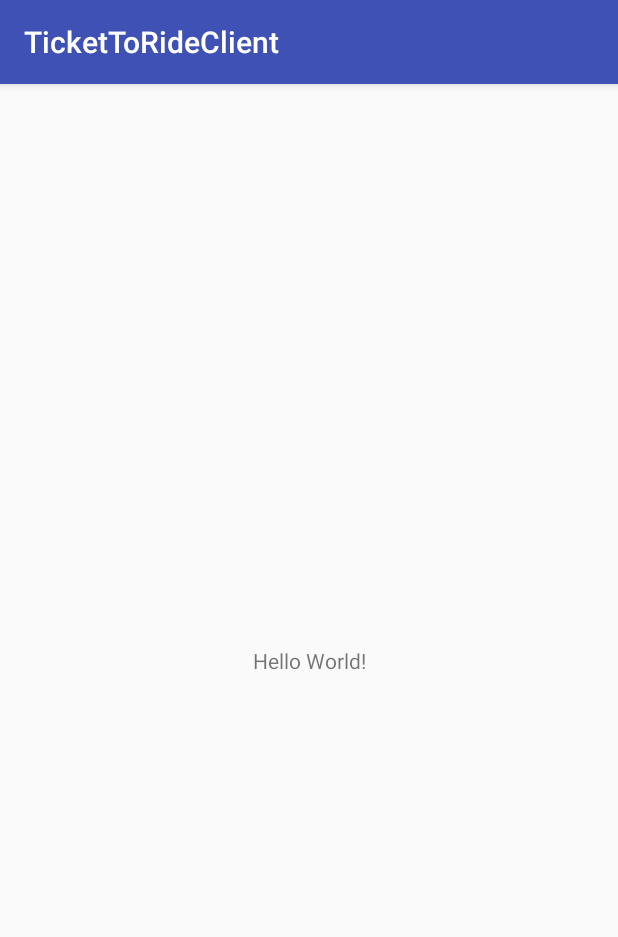
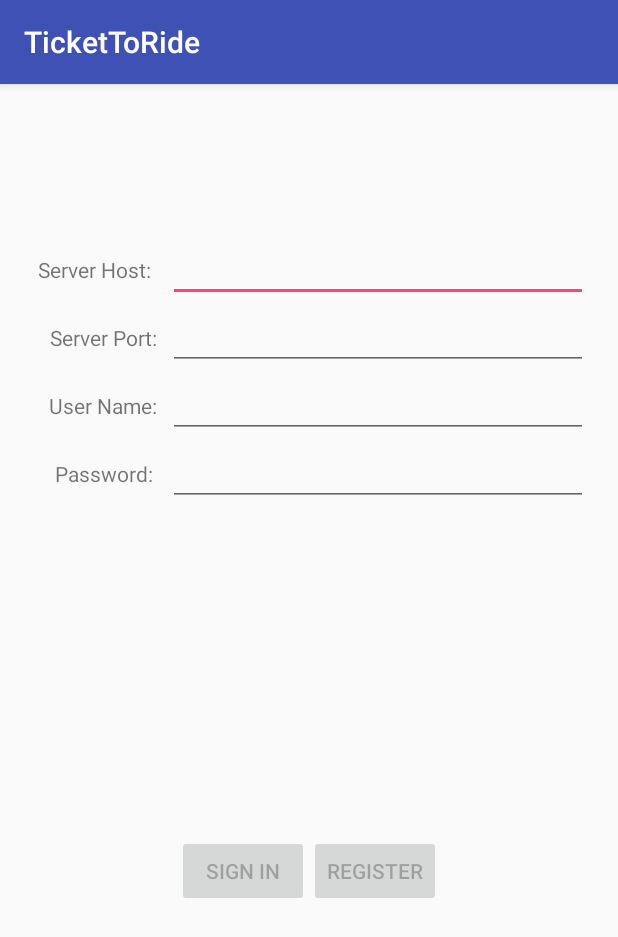
Before and after one commit to massielislas/TicketToRidePhase4, an Android app: the screen it shows after launch (MainActivity), on a phone screen of 412 x 824 dp. Shown: the top 937 px of the screen. Run offline under Robolectric (Android 15) with nearby library versions, the phone set to English and light mode, and no system bars.

Commit message:
hosting login fragment

```diff
--- a/TicketToRideClient/app/src/main/java/root/tickettorideclient/MainActivity.java
+++ b/TicketToRideClient/app/src/main/java/root/tickettorideclient/MainActivity.java
@@ -1,13 +1,25 @@
 package root.tickettorideclient;
 
+import android.support.v4.app.FragmentManager;
+import android.support.v4.app.Fragment;
 import android.support.v7.app.AppCompatActivity;
 import android.os.Bundle;
 
+import root.tickettorideclient.Views.LoginView;
+
 public class MainActivity extends AppCompatActivity {
+    FragmentManager fragmentManager;
 
     @Override
     protected void onCreate(Bundle savedInstanceState) {
         super.onCreate(savedInstanceState);
         setContentView(R.layout.activity_main);
+        fragmentManager = getSupportFragmentManager();
+        Fragment fragment = fragmentManager.findFragmentById(R.id.main_acttivity_container);
+
+        if(fragment == null){
+            fragment = new LoginView();
+            fragmentManager.beginTransaction().add(R.id.main_acttivity_container, fragment).commit();
+        }
     }
 }
--- /dev/null
+++ b/TicketToRideClient/app/src/main/java/root/tickettorideclient/Views/LoginView.java
@@ -0,0 +1,172 @@
+package root.tickettorideclient.Views;
+
+import android.os.Bundle;
+import android.support.annotation.Nullable;
+import android.support.v4.app.Fragment;
+import android.text.Editable;
+import android.text.TextWatcher;
+import android.view.LayoutInflater;
+import android.view.View;
+import android.view.ViewGroup;
+import android.widget.Button;
+import android.widget.EditText;
+
+import root.tickettorideclient.R;
+
+
+/**
+ * Created by Massiel on 5/12/2018.
+ */
+
+public class LoginView extends Fragment{
+    private EditText serverHostInput;
+    private EditText serverPortInput;
+    private EditText usernameInput;
+    private EditText passwordInput;
+
+    private Button signInButton;
+    private Button registerButton;
+
+    private String username;
+    private String password;
+    private String serverHost;
+    private String serverPort;
+
+    @Override
+    public void onCreate(@Nullable Bundle savedInstanceState) {
+        super.onCreate(savedInstanceState);
+    }
+
+    @Nullable
+    @Override
+    public View onCreateView(LayoutInflater inflater, @Nullable ViewGroup container, @Nullable Bundle savedInstanceState) {
+        View v = inflater.inflate(R.layout.fragment_login, container, false);
+        setUpButtons(v);
+        setUpInputs(v);
+        signInButton.setEnabled(false);
+        registerButton.setEnabled(false);
+        return v;
+    }
+
+    public void setUpButtons(View v){
+        signInButton = (Button) v.findViewById(R.id.signInButton);
+        signInButton.setOnClickListener(new View.OnClickListener(){
+            @Override
+            public void onClick(View view) {
+
+            }
+        });
+
+        registerButton = (Button) v.findViewById(R.id.registerButton);
+        registerButton.setOnClickListener(new View.OnClickListener(){
+            @Override
+            public void onClick(View view) {
+
+            }
+        });
+    }
+
+    public void setUpInputs(View v){
+        setUpServerHostInput(v);
+        setUpServerPortInput(v);
+        setUpUsernameInput(v);
+        setUpPasswordInput(v);
+        setUpPasswordInput(v);
+
+    }
+
+    public void setUpServerHostInput(View v){
+        serverHostInput = (EditText) v.findViewById(R.id.serverHostInput);
+        serverHostInput.addTextChangedListener(new TextWatcher() {
+            @Override
+            public void beforeTextChanged(CharSequence charSequence, int i, int i1, int i2) {}
+            @Override
+            public void onTextChanged(CharSequence charSequence, int i, int i1, int i2) {}
+
+            @Override
+            public void afterTextChanged(Editable editable) {
+                serverHost = editable.toString();
+                checkButtons();
+            }
+        });
+    }
+
+    public void setUpServerPortInput(View v){
+        serverPortInput = (EditText) v.findViewById(R.id.serverPortInput);
+        serverPortInput.addTextChangedListener(new TextWatcher() {
+            @Override
+            public void beforeTextChanged(CharSequence charSequence, int i, int i1, int i2) {}
+            @Override
+            public void onTextChanged(CharSequence charSequence, int i, int i1, int i2) {}
+            @Override
+            public void afterTextChanged(Editable editable) {
+                serverPort = editable.toString();
+                checkButtons();
+            }
+        });
+    }
+
+    public void setUpUsernameInput(View v){
+        usernameInput = (EditText) v.findViewById(R.id.usernameInput);
+        usernameInput.addTextChangedListener(new TextWatcher() {
+            @Override
+            public void beforeTextChanged(CharSequence charSequence, int i, int i1, int i2) {}
+            @Override
+            public void onTextChanged(CharSequence charSequence, int i, int i1, int i2) {}
+            @Override
+            public void afterTextChanged(Editable editable) {
+                username = editable.toString();
+                checkButtons();
+            }
+        });
+    }
+
+    public void setUpPasswordInput(View v) {
+        passwordInput = (EditText) v.findViewById(R.id.passwordInput);
+        passwordInput.addTextChangedListener(new TextWatcher() {
+            @Override
+            public void beforeTextChanged(CharSequence charSequence, int i, int i1, int i2) {
+            }
+
+            @Override
+            public void onTextChanged(CharSequence charSequence, int i, int i1, int i2) {
+            }
+
+            @Override
+            public void afterTextChanged(Editable editable) {
+                password = editable.toString();
+                checkButtons();
+            }
+        });
+    }
+
+    public void checkButtons(){
+        if(allFieldsFull()){
+            signInButton.setEnabled(true);
+            registerButton.setEnabled(true);
+        }
+
+        else{
+            signInButton.setEnabled(false);
+            registerButton.setEnabled(false);
+        }
+
+    }
+
+    public boolean allFieldsFull(){
+
+        if(serverHost == null || serverPort == null ||
+                username == null || password == null){
+//            System.out.println("Fields for sign in are not full");
+            return false;
+        }
+
+        else if(serverHost.equals("") || serverPort.equals("") ||
+                username.equals("") || password.equals("")){
+//            System.out.println("Fields for sign in are not full");
+            return false;
+        }
+
+        return true;
+    }
+}
--- a/TicketToRideClient/app/src/main/res/layout/activity_main.xml
+++ b/TicketToRideClient/app/src/main/res/layout/activity_main.xml
@@ -1,18 +1,8 @@
 <?xml version="1.0" encoding="utf-8"?>
-<android.support.constraint.ConstraintLayout xmlns:android="http://schemas.android.com/apk/res/android"
-    xmlns:app="http://schemas.android.com/apk/res-auto"
-    xmlns:tools="http://schemas.android.com/tools"
+
+<FrameLayout
+    xmlns:android="http://schemas.android.com/apk/res/android"
     android:layout_width="match_parent"
     android:layout_height="match_parent"
-    tools:context="root.tickettorideclient.MainActivity">
-
-    <TextView
-        android:layout_width="wrap_content"
-        android:layout_height="wrap_content"
-        android:text="Hello World!"
-        app:layout_constraintBottom_toBottomOf="parent"
-        app:layout_constraintLeft_toLeftOf="parent"
-        app:layout_constraintRight_toRightOf="parent"
-        app:layout_constraintTop_toTopOf="parent" />
-
-</android.support.constraint.ConstraintLayout>
+    android:id="@+id/main_acttivity_container">
+</FrameLayout>
--- /dev/null
+++ b/TicketToRideClient/app/src/main/res/layout/fragment_login.xml
@@ -0,0 +1,135 @@
+<?xml version="1.0" encoding="utf-8"?>
+<LinearLayout xmlns:android="http://schemas.android.com/apk/res/android"
+    android:layout_width="match_parent"
+    android:layout_height="match_parent"
+    xmlns:tools="http://schemas.android.com/tools"
+    android:orientation="vertical"
+    android:id="@+id/fragment_login"
+    tools:context="root.tickettorideclient.MainActivity">
+
+    <LinearLayout
+        android:paddingTop="100dp"
+        android:paddingRight="20dp"
+        android:layout_width="match_parent"
+        android:layout_height="wrap_content"
+        android:orientation="vertical"
+        android:layout_weight="1">
+
+        <LinearLayout xmlns:android="http://schemas.android.com/apk/res/android"
+            android:layout_width="match_parent"
+            android:layout_height="wrap_content"
+            android:orientation="horizontal">
+
+            <TextView
+                android:paddingLeft="25dp"
+                android:layout_width="fill_parent"
+                android:layout_height="wrap_content"
+                android:layout_weight="2.5"
+                android:text="@string/serverHost"/>
+
+            <EditText
+                android:id="@+id/serverHostInput"
+                android:paddingRight="25dp"
+                android:layout_width="fill_parent"
+                android:layout_weight="1"
+                android:layout_height="wrap_content"/>
+        </LinearLayout>
+
+        <LinearLayout xmlns:android="http://schemas.android.com/apk/res/android"
+            android:layout_width="match_parent"
+            android:layout_height="wrap_content"
+            android:layout_gravity="center"
+            android:orientation="horizontal">
+
+            <TextView
+                android:layout_width="fill_parent"
+                android:layout_height="wrap_content"
+                android:layout_weight="2.5"
+                android:gravity="center"
+                android:paddingLeft="25dp"
+                android:text="@string/serverPort" />
+
+            <EditText
+                android:id="@+id/serverPortInput"
+                android:layout_width="match_parent"
+                android:layout_height="wrap_content"
+                android:layout_weight="1"
+                android:paddingRight="25dp" />
+        </LinearLayout>
+
+        <LinearLayout xmlns:android="http://schemas.android.com/apk/res/android"
+            xmlns:tools="http://schemas.android.com/tools"
+            android:layout_width="match_parent"
+            android:layout_height="wrap_content"
+            android:orientation="horizontal"
+            android:layout_gravity="center">
+
+            <TextView
+                android:paddingLeft="25dp"
+                android:layout_width="fill_parent"
+                android:layout_height="wrap_content"
+                android:gravity="center"
+                android:layout_weight="2.5"
+                android:text="@string/userName"/>
+
+            <EditText
+                android:id="@+id/usernameInput"
+                android:paddingRight="25dp"
+                android:layout_width="fill_parent"
+                android:layout_weight="1"
+                android:layout_height="wrap_content"/>
+        </LinearLayout>
+
+        <LinearLayout xmlns:android="http://schemas.android.com/apk/res/android"
+            xmlns:tools="http://schemas.android.com/tools"
+            android:layout_width="match_parent"
+            android:layout_height="wrap_content"
+            android:orientation="horizontal"
+            android:layout_gravity="center">
+
+            <TextView
+                android:paddingLeft="25dp"
+                android:layout_width="fill_parent"
+                android:layout_height="wrap_content"
+                android:gravity="center"
+                android:layout_weight="2.5"
+                android:text="@string/password"/>
+
+            <EditText
+                android:id="@+id/passwordInput"
+                android:paddingRight="25dp"
+                android:layout_weight="1"
+                android:layout_width="fill_parent"
+                android:layout_height="wrap_content"/>
+        </LinearLayout>
+
+    </LinearLayout>
+
+    <LinearLayout xmlns:android="http://schemas.android.com/apk/res/android"
+        android:layout_width="wrap_content"
+        android:layout_height="wrap_content"
+        android:layout_gravity="center"
+        android:layout_weight="1000"
+        android:orientation="horizontal">
+
+
+        <Button
+            android:id="@+id/signInButton"
+            android:layout_width="wrap_content"
+            android:layout_height="wrap_content"
+            android:layout_centerHorizontal="true"
+            android:layout_gravity="center"
+            android:text="@string/signInButton" />
+
+        <Button
+            android:id="@+id/registerButton"
+            android:layout_width="wrap_content"
+            android:layout_height="wrap_content"
+            android:layout_centerVertical="true"
+            android:layout_gravity="center"
+            android:text="@string/registerButton" />
+
+
+    </LinearLayout>
+
+</LinearLayout>
--- a/TicketToRideClient/app/src/main/res/values/strings.xml
+++ b/TicketToRideClient/app/src/main/res/values/strings.xml
@@ -1,3 +1,11 @@
 <resources>
-    <string name="app_name">TicketToRideClient</string>
+    <!--Login Fragment-->
+    <string name="app_name">TicketToRide</string>
+    <string name="serverHost">Server Host: </string>
+    <string name="serverPort">Server Port: </string>
+    <string name="userName">User Name: </string>
+    <string name="password">Password: </string>
+
+    <string name="signInButton">SIGN IN</string>
+    <string name="registerButton">REGISTER</string>
 </resources>
```
